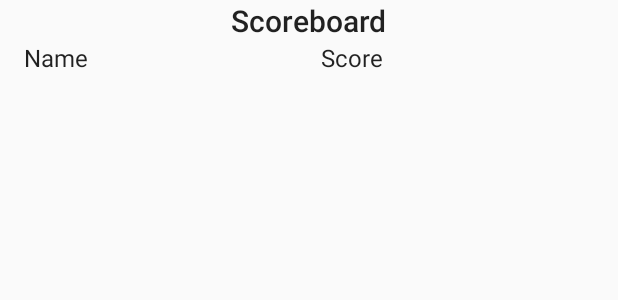
After one commit to nchabalier/ShootemUp, an Android app: the layout activity_score.xml on its own in the app's theme, with its tools: preview values and no code run, on a phone screen of 412 x 824 dp. The commit adds this screen. Shown: the top 300 px of the screen. Run offline under Robolectric (Android 15) with nearby library versions, the phone set to English and light mode, and no system bars.

Commit message:
# Conflicts: #	.idea/gradle.xml #	app/src/main/java/com/example/nicolas/shootemup/Ship.java

```diff
--- a/app/src/main/AndroidManifest.xml
+++ b/app/src/main/AndroidManifest.xml
@@ -19,6 +19,7 @@
         <activity android:name=".StoreActivity"></activity>
         <activity android:name=".UpgradeActivity"></activity>
         <activity android:name=".GameActivity"></activity>
+        <activity android:name=".ScoreBoardActivity"></activity>
     </application>
 
 </manifest>
--- a/app/src/main/java/com/example/nicolas/shootemup/MovingBackground.java
+++ b/app/src/main/java/com/example/nicolas/shootemup/MovingBackground.java
@@ -49,7 +49,7 @@ public class MovingBackground extends SurfaceView implements
     @Override
     protected void onDraw(Canvas canvas) {
         super.onDraw(canvas);
-        doDrawRunningVerticalReverse(canvas);
+        /*doDrawRunningVerticalReverse(canvas);
 
         playerShip.draw(canvas);
 
@@ -98,7 +98,7 @@ public class MovingBackground extends SurfaceView implements
             Thread.sleep(10);
         } catch (InterruptedException e) {
             e.printStackTrace();
-        }
+        }*/
 
     }
 
--- /dev/null
+++ b/app/src/main/res/layout/activity_score.xml
@@ -0,0 +1,45 @@
+<?xml version="1.0" encoding="utf-8"?>
+<LinearLayout xmlns:android="http://schemas.android.com/apk/res/android"
+    android:orientation="vertical"
+    android:layout_width="match_parent"
+    android:layout_height="match_parent">
+
+    <TextView
+        android:layout_width="wrap_content"
+        android:layout_height="wrap_content"
+        android:layout_gravity="center"
+        android:text="Scoreboard"
+        android:textAppearance="@style/TextAppearance.AppCompat.Title" />
+
+    <LinearLayout
+        android:layout_width="match_parent"
+        android:layout_height="wrap_content"
+        android:orientation="horizontal"
+        android:id="@+id/linearLayout"
+        android:paddingLeft="@dimen/activity_horizontal_margin">
+
+        <TextView
+            android:layout_width="match_parent"
+            android:layout_height="wrap_content"
+            android:gravity="left"
+            android:layout_weight="1"
+            android:text="Name"
+            android:textAppearance="@style/TextAppearance.AppCompat.Subhead" />
+
+        <TextView
+            android:layout_width="match_parent"
+            android:layout_height="wrap_content"
+            android:gravity="left"
+            android:layout_weight="1"
+            android:text="Score"
+            android:textAppearance="@style/TextAppearance.AppCompat.Subhead" />
+    </LinearLayout>
+
+    <ListView
+        android:layout_width="match_parent"
+        android:layout_height="wrap_content"
+        android:id="@+id/scoreListView"
+        android:layout_above="@id/linearLayout"
+        android:paddingTop="@dimen/activity_vertical_margin">
+    </ListView>
+</LinearLayout>
```
Also changed, not shown: app/src/main/java/com/example/nicolas/shootemup/DataBaseHandler.java (added, +40 -0 lines), app/src/main/java/com/example/nicolas/shootemup/GameView.java (+11 -2 lines), app/src/main/java/com/example/nicolas/shootemup/MainActivity.java (+10 -0 lines), app/src/main/java/com/example/nicolas/shootemup/ScoreBoard.java (added, +49 -0 lines), app/src/main/java/com/example/nicolas/shootemup/ScoreBoardActivity.java (added, +48 -0 lines), app/src/main/java/com/example/nicolas/shootemup/ScoreBoardAdapter.java (added, +46 -0 lines), app/src/main/java/com/example/nicolas/shootemup/ScoreBoardDAO.java (added, +171 -0 lines), app/src/main/java/com/example/nicolas/shootemup/Ship.java (+32 -0 lines), app/src/main/java/com/example/nicolas/shootemup/SteeringBehaviour.java (added, +27 -0 lines), app/src/main/res/layout/activity_main.xml (+10 -0 lines), app/src/main/res/layout/layout_score.xml (added, +24 -0 lines).
